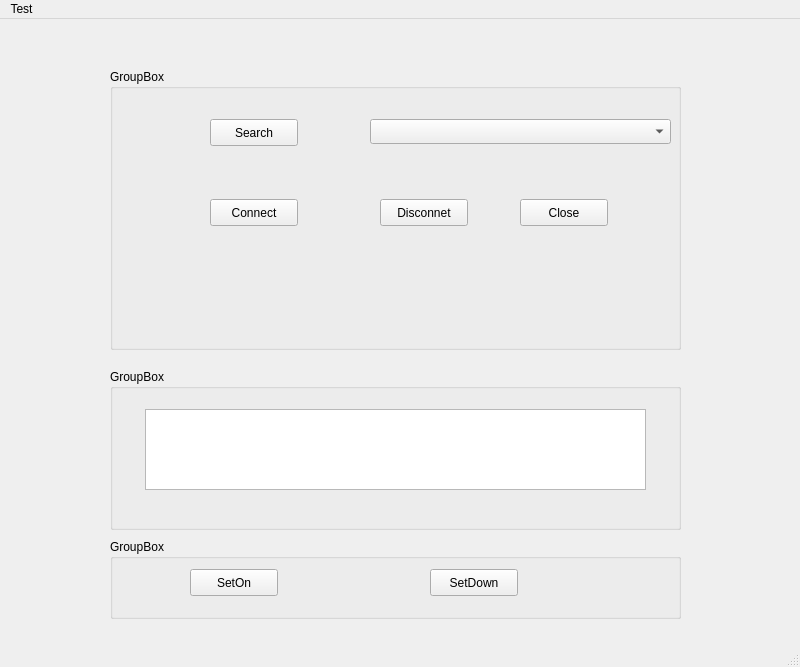
Qt form mainwindow.ui (Dev-WS/QT_APP) before a commit.
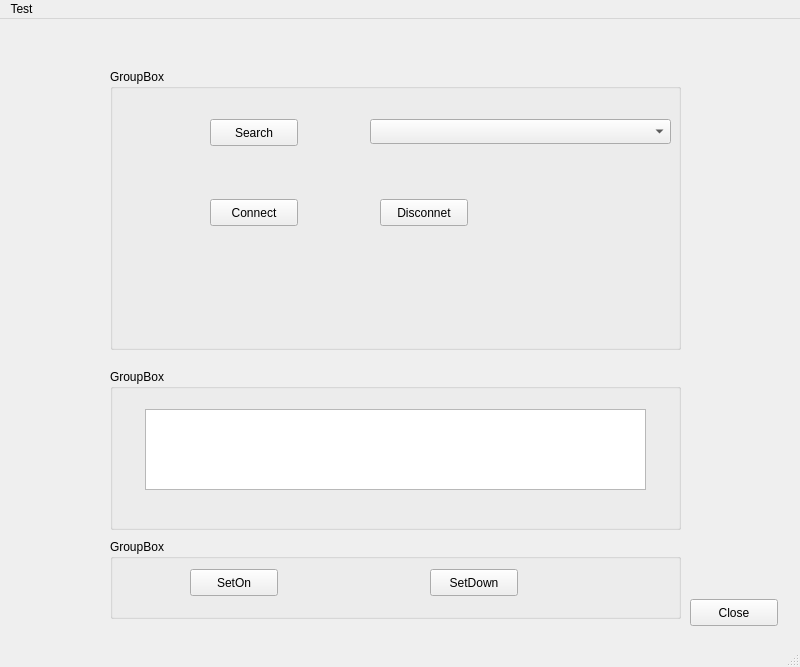
The same form after that commit.

```diff
--- a/mainwindow.ui
+++ b/mainwindow.ui
@@ -75,19 +75,6 @@
       </rect>
      </property>
     </widget>
-    <widget class="QPushButton" name="pushButton_Close">
-     <property name="geometry">
-      <rect>
-       <x>410</x>
-       <y>130</y>
-       <width>88</width>
-       <height>27</height>
-      </rect>
-     </property>
-     <property name="text">
-      <string>Close</string>
-     </property>
-    </widget>
    </widget>
    <widget class="QGroupBox" name="groupBox_2">
     <property name="geometry">
@@ -151,6 +138,19 @@
      </property>
     </widget>
    </widget>
+   <widget class="QPushButton" name="pushButton_Close">
+    <property name="geometry">
+     <rect>
+      <x>690</x>
+      <y>580</y>
+      <width>88</width>
+      <height>27</height>
+     </rect>
+    </property>
+    <property name="text">
+     <string>Close</string>
+    </property>
+   </widget>
   </widget>
   <widget class="QMenuBar" name="menubar">
    <property name="geometry">
```
